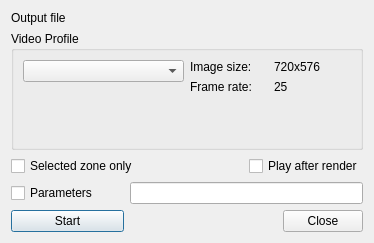
The window that src/widgets/renderwidget_ui.ui (KDE/kdenlive) describes before a commit, drawn with Qt 5.
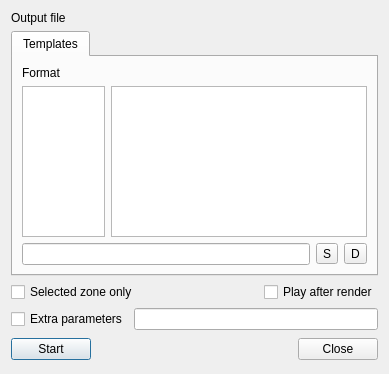
The same window after the commit. Custom widgets are drawn as their Qt base class.

Commit message: New export profiles file format, export is now working as expected

The edit to the form file:
```diff
--- a/src/widgets/renderwidget_ui.ui
+++ b/src/widgets/renderwidget_ui.ui
@@ -5,8 +5,8 @@
    <rect>
     <x>0</x>
     <y>0</y>
-    <width>374</width>
-    <height>243</height>
+    <width>389</width>
+    <height>374</height>
    </rect>
   </property>
   <property name="windowTitle" >
@@ -20,102 +20,36 @@
      </property>
     </widget>
    </item>
-   <item row="0" column="1" colspan="2" >
+   <item row="0" column="1" colspan="3" >
     <widget class="KUrlRequester" name="out_file" />
    </item>
-   <item row="1" column="0" colspan="3" >
-    <widget class="QGroupBox" name="groupBox" >
-     <property name="title" >
-      <string>Video Profile</string>
-     </property>
-     <layout class="QGridLayout" name="gridLayout_2" >
-      <item row="0" column="0" >
-       <widget class="KComboBox" name="export_profile" />
-      </item>
-      <item rowspan="2" row="0" column="1" >
-       <layout class="QGridLayout" name="gridLayout" >
-        <item row="0" column="0" >
-         <widget class="QLabel" name="label_2" >
-          <property name="text" >
-           <string>Image size:</string>
-          </property>
-         </widget>
-        </item>
-        <item row="0" column="1" >
-         <widget class="QLabel" name="label_size" >
-          <property name="text" >
-           <string>720x576</string>
-          </property>
-         </widget>
-        </item>
-        <item row="1" column="0" >
-         <widget class="QLabel" name="label_4" >
-          <property name="text" >
-           <string>Frame rate: </string>
-          </property>
-         </widget>
-        </item>
-        <item row="1" column="1" >
-         <widget class="QLabel" name="label_fps" >
-          <property name="text" >
-           <string>25</string>
-          </property>
-         </widget>
-        </item>
-       </layout>
-      </item>
-      <item rowspan="2" row="1" column="0" >
-       <spacer name="verticalSpacer" >
-        <property name="orientation" >
-         <enum>Qt::Vertical</enum>
-        </property>
-        <property name="sizeHint" stdset="0" >
-         <size>
-          <width>20</width>
-          <height>40</height>
-         </size>
-        </property>
-       </spacer>
-      </item>
-      <item row="2" column="1" >
-       <spacer name="verticalSpacer_2" >
-        <property name="orientation" >
-         <enum>Qt::Vertical</enum>
-        </property>
-        <property name="sizeHint" stdset="0" >
-         <size>
-          <width>20</width>
-          <height>6</height>
-         </size>
-        </property>
-       </spacer>
-      </item>
-     </layout>
-    </widget>
-   </item>
-   <item row="2" column="0" colspan="2" >
+   <item row="2" column="0" colspan="3" >
     <widget class="QCheckBox" name="zone_only" >
      <property name="text" >
       <string>Selected zone only</string>
      </property>
     </widget>
    </item>
-   <item row="2" column="2" >
+   <item row="2" column="3" >
     <widget class="QCheckBox" name="play_after" >
      <property name="text" >
       <string>Play after render</string>
      </property>
     </widget>
    </item>
-   <item row="3" column="0" >
-    <widget class="QCheckBox" name="enable_params" >
-     <property name="text" >
-      <string>Parameters</string>
-     </property>
-    </widget>
-   </item>
-   <item row="3" column="1" colspan="2" >
-    <widget class="KLineEdit" name="av_params" />
+   <item row="3" column="0" colspan="4" >
+    <layout class="QHBoxLayout" name="horizontalLayout" >
+     <item>
+      <widget class="QCheckBox" name="enable_params" >
+       <property name="text" >
+        <string>Extra parameters</string>
+       </property>
+      </widget>
+     </item>
+     <item>
+      <widget class="KLineEdit" name="av_params" />
+     </item>
+    </layout>
    </item>
    <item row="4" column="0" >
     <widget class="KPushButton" name="buttonStart" >
@@ -124,7 +58,20 @@
      </property>
     </widget>
    </item>
-   <item row="4" column="1" colspan="2" >
+   <item row="4" column="1" >
+    <spacer name="horizontalSpacer" >
+     <property name="orientation" >
+      <enum>Qt::Horizontal</enum>
+     </property>
+     <property name="sizeHint" stdset="0" >
+      <size>
+       <width>153</width>
+       <height>27</height>
+      </size>
+     </property>
+    </spacer>
+   </item>
+   <item row="4" column="2" colspan="2" >
     <widget class="QDialogButtonBox" name="buttonBox" >
      <property name="orientation" >
       <enum>Qt::Horizontal</enum>
@@ -134,24 +81,81 @@
      </property>
     </widget>
    </item>
+   <item row="1" column="0" colspan="4" >
+    <widget class="KTabWidget" name="ktabwidget" >
+     <property name="currentIndex" >
+      <number>0</number>
+     </property>
+     <widget class="QWidget" name="tab_2" >
+      <attribute name="title" >
+       <string>Templates</string>
+      </attribute>
+      <layout class="QGridLayout" name="gridLayout_4" >
+       <item row="0" column="0" >
+        <widget class="QLabel" name="label_3" >
+         <property name="text" >
+          <string>Format</string>
+         </property>
+        </widget>
+       </item>
+       <item row="1" column="0" >
+        <widget class="KListWidget" name="format_list" />
+       </item>
+       <item row="1" column="1" colspan="4" >
+        <widget class="KListWidget" name="size_list" >
+         <property name="sizePolicy" >
+          <sizepolicy vsizetype="Expanding" hsizetype="MinimumExpanding" >
+           <horstretch>0</horstretch>
+           <verstretch>0</verstretch>
+          </sizepolicy>
+         </property>
+        </widget>
+       </item>
+       <item row="2" column="0" colspan="3" >
+        <widget class="KLineEdit" name="advanced_params" />
+       </item>
+       <item row="2" column="3" >
+        <widget class="QToolButton" name="buttonSave" >
+         <property name="text" >
+          <string>S</string>
+         </property>
+        </widget>
+       </item>
+       <item row="2" column="4" >
+        <widget class="QToolButton" name="buttonDelete" >
+         <property name="text" >
+          <string>D</string>
+         </property>
+        </widget>
+       </item>
+      </layout>
+     </widget>
+    </widget>
+   </item>
   </layout>
  </widget>
  <customwidgets>
-  <customwidget>
-   <class>KComboBox</class>
-   <extends>QComboBox</extends>
-   <header>kcombobox.h</header>
-  </customwidget>
   <customwidget>
    <class>KLineEdit</class>
    <extends>QLineEdit</extends>
    <header>klineedit.h</header>
   </customwidget>
+  <customwidget>
+   <class>KListWidget</class>
+   <extends>QListWidget</extends>
+   <header>klistwidget.h</header>
+  </customwidget>
   <customwidget>
    <class>KPushButton</class>
    <extends>QPushButton</extends>
    <header>kpushbutton.h</header>
   </customwidget>
+  <customwidget>
+   <class>KTabWidget</class>
+   <extends>QTabWidget</extends>
+   <header>ktabwidget.h</header>
+   <container>1</container>
+  </customwidget>
   <customwidget>
    <class>KUrlRequester</class>
    <extends>QFrame</extends>
```
Left out of the diff: 2 changed lines with no effect on the pictures. The commit also changes 7 other files.
